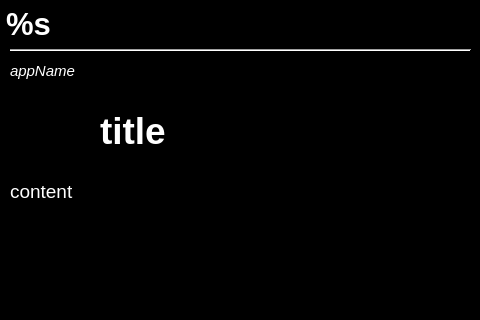
Before: the Qt Designer form ui/main.ui in bartekmuzyk/remoteNotificationsServer, drawn with Qt 5.
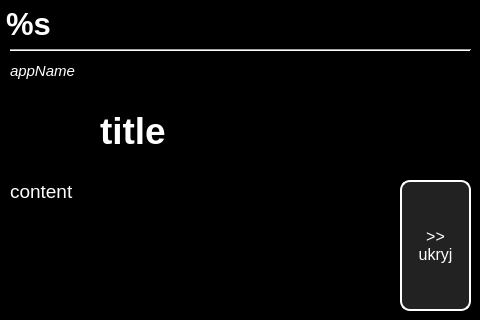
After: the same form once the commit is applied.

Commit message: Funkcja ukrycia powiadomienia

```diff
--- a/ui/main.ui
+++ b/ui/main.ui
@@ -118,13 +118,13 @@
      <rect>
       <x>10</x>
       <y>180</y>
-      <width>461</width>
+      <width>381</width>
       <height>131</height>
      </rect>
     </property>
     <property name="maximumSize">
      <size>
-      <width>461</width>
+      <width>381</width>
       <height>16777215</height>
      </size>
     </property>
@@ -178,6 +178,35 @@
      <string>%s</string>
     </property>
    </widget>
+   <widget class="QPushButton" name="hideButton">
+    <property name="geometry">
+     <rect>
+      <x>400</x>
+      <y>180</y>
+      <width>71</width>
+      <height>131</height>
+     </rect>
+    </property>
+    <property name="font">
+     <font>
+      <family>Arial</family>
+      <pointsize>12</pointsize>
+     </font>
+    </property>
+    <property name="autoFillBackground">
+     <bool>false</bool>
+    </property>
+    <property name="styleSheet">
+     <string notr="true">border: 2px solid white;
+border-radius: 10px;
+background-color: #222;
+color: white;</string>
+    </property>
+    <property name="text">
+     <string>&gt;&gt;
+ukryj</string>
+    </property>
+   </widget>
   </widget>
  </widget>
  <resources/>
```
The commit also changes 1 other file.
